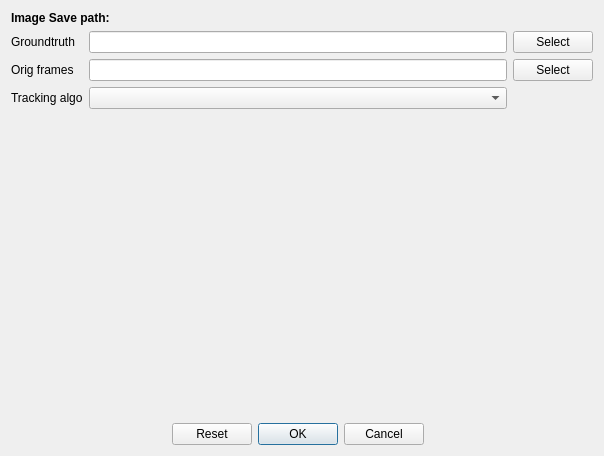
gccheng/GTgenerator, file configuration.ui: the form before one commit.
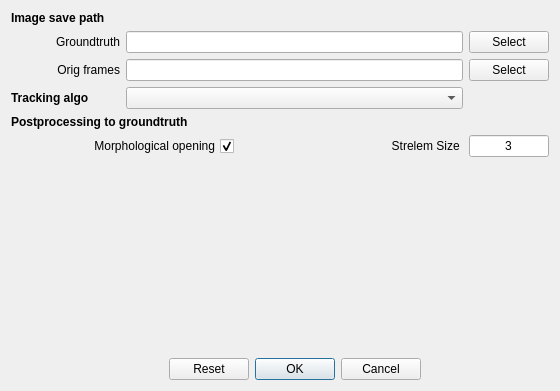
The form after the commit.

Commit message: 1. Add class configparam and related message passage for extensibility 2. Modify configuration dialog (add a stub function for postprocessing to groundtruth 3. Remove storing the source images while loading video 4. Better warning dialogs and state management (reload video etc.) 5. Remove unused slot functions in MainWindow 6. GUI improvements:    Statusbar: current frame number;    Previous and next frame slot implementation    Configuaration adds post processing to groundtruth results (not implemented yet)

The edit to the form file:
```diff
--- a/configuration.ui
+++ b/configuration.ui
@@ -6,31 +6,37 @@
    <rect>
     <x>0</x>
     <y>0</y>
-    <width>604</width>
-    <height>456</height>
+    <width>560</width>
+    <height>391</height>
    </rect>
   </property>
   <property name="windowTitle">
    <string>Configuration</string>
   </property>
   <layout class="QGridLayout" name="gridLayout_2">
-   <item row="0" column="0" colspan="2">
+   <property name="sizeConstraint">
+    <enum>QLayout::SetDefaultConstraint</enum>
+   </property>
+   <item row="0" column="0">
     <layout class="QGridLayout" name="gridLayout_3">
-     <item row="3" column="2">
+     <property name="sizeConstraint">
+      <enum>QLayout::SetDefaultConstraint</enum>
+     </property>
+     <item row="3" column="4">
       <widget class="QPushButton" name="btn_origframes_path">
        <property name="text">
         <string>Select</string>
        </property>
       </widget>
      </item>
-     <item row="6" column="0">
+     <item row="8" column="0">
       <widget class="QLabel" name="label">
        <property name="text">
         <string/>
        </property>
       </widget>
      </item>
-     <item row="7" column="1">
+     <item row="9" column="1" colspan="3">
       <widget class="QDialogButtonBox" name="buttonBox">
        <property name="orientation">
         <enum>Qt::Horizontal</enum>
@@ -43,30 +49,9 @@
        </property>
       </widget>
      </item>
-     <item row="3" column="0">
-      <widget class="QLabel" name="label_3">
-       <property name="text">
-        <string>Orig frames</string>
-       </property>
-      </widget>
-     </item>
-     <item row="3" column="1">
+     <item row="3" column="1" colspan="3">
       <widget class="QLineEdit" name="edit_origframepath"/>
      </item>
-     <item row="4" column="1">
-      <widget class="QComboBox" name="comboBox_tracking_algo">
-       <property name="autoFillBackground">
-        <bool>false</bool>
-       </property>
-      </widget>
-     </item>
-     <item row="4" column="0">
-      <widget class="QLabel" name="label_2">
-       <property name="text">
-        <string>Tracking algo</string>
-       </property>
-      </widget>
-     </item>
      <item row="0" column="0" colspan="2">
       <widget class="QLabel" name="label_5">
        <property name="font">
@@ -76,11 +61,34 @@
         </font>
        </property>
        <property name="text">
-        <string>Image Save path:</string>
+        <string>Image save path</string>
        </property>
       </widget>
      </item>
-     <item row="5" column="1">
+     <item row="2" column="1" colspan="3">
+      <widget class="QLineEdit" name="edit_groundtruthpath"/>
+     </item>
+     <item row="2" column="4">
+      <widget class="QPushButton" name="btn_grndtruth_path">
+       <property name="text">
+        <string>Select</string>
+       </property>
+      </widget>
+     </item>
+     <item row="5" column="0" colspan="2">
+      <widget class="QLabel" name="label_6">
+       <property name="font">
+        <font>
+         <weight>75</weight>
+         <bold>true</bold>
+        </font>
+       </property>
+       <property name="text">
+        <string>Postprocessing to groundtruth</string>
+       </property>
+      </widget>
+     </item>
+     <item row="8" column="2">
       <spacer name="verticalSpacer_4">
        <property name="orientation">
         <enum>Qt::Vertical</enum>
@@ -93,20 +101,100 @@
        </property>
       </spacer>
      </item>
-     <item row="2" column="1">
-      <widget class="QLineEdit" name="edit_groundtruthpath"/>
+     <item row="4" column="1" colspan="3">
+      <widget class="QComboBox" name="comboBox_tracking_algo">
+       <property name="autoFillBackground">
+        <bool>false</bool>
+       </property>
+      </widget>
+     </item>
+     <item row="6" column="0" colspan="2">
+      <widget class="QCheckBox" name="checkBox_morphopen">
+       <property name="sizePolicy">
+        <sizepolicy hsizetype="Minimum" vsizetype="Fixed">
+         <horstretch>0</horstretch>
+         <verstretch>0</verstretch>
+        </sizepolicy>
+       </property>
+       <property name="cursor">
+        <cursorShape>PointingHandCursor</cursorShape>
+       </property>
+       <property name="layoutDirection">
+        <enum>Qt::RightToLeft</enum>
+       </property>
+       <property name="autoFillBackground">
+        <bool>false</bool>
+       </property>
+       <property name="text">
+        <string>Morphological opening</string>
+       </property>
+       <property name="checked">
+        <bool>true</bool>
+       </property>
+      </widget>
+     </item>
+     <item row="3" column="0">
+      <widget class="QLabel" name="label_3">
+       <property name="text">
+        <string>Orig frames</string>
+       </property>
+       <property name="alignment">
+        <set>Qt::AlignRight|Qt::AlignTrailing|Qt::AlignVCenter</set>
+       </property>
+      </widget>
+     </item>
+     <item row="4" column="0">
+      <widget class="QLabel" name="label_2">
+       <property name="font">
+        <font>
+         <weight>75</weight>
+         <bold>true</bold>
+        </font>
+       </property>
+       <property name="text">
+        <string>Tracking algo</string>
+       </property>
+      </widget>
      </item>
      <item row="2" column="0">
       <widget class="QLabel" name="label_4">
        <property name="text">
         <string>Groundtruth</string>
        </property>
+       <property name="alignment">
+        <set>Qt::AlignRight|Qt::AlignTrailing|Qt::AlignVCenter</set>
+       </property>
       </widget>
      </item>
-     <item row="2" column="2">
-      <widget class="QPushButton" name="btn_grndtruth_path">
+     <item row="6" column="3">
+      <widget class="QLabel" name="label_7">
+       <property name="toolTip">
+        <string>structure element size</string>
+       </property>
        <property name="text">
-        <string>Select</string>
+        <string>Strelem Size </string>
+       </property>
+       <property name="alignment">
+        <set>Qt::AlignRight|Qt::AlignTrailing|Qt::AlignVCenter</set>
+       </property>
+      </widget>
+     </item>
+     <item row="6" column="4">
+      <widget class="QLineEdit" name="edit_strelsize">
+       <property name="maximumSize">
+        <size>
+         <width>80</width>
+         <height>16777215</height>
+        </size>
+       </property>
+       <property name="layoutDirection">
+        <enum>Qt::LeftToRight</enum>
+       </property>
+       <property name="text">
+        <string>3</string>
+       </property>
+       <property name="alignment">
+        <set>Qt::AlignCenter</set>
        </property>
       </widget>
      </item>
```
The commit also changes 10 other files.
